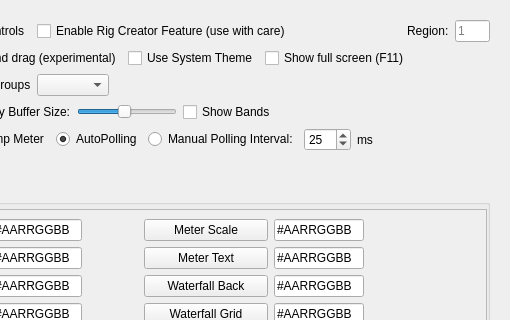
adecarolis/wfweb, file settingswidget.ui: the form before one commit; both pictures show x 590 to 1100 and y 0 to 320 of the 1100 by 606 pixel window.
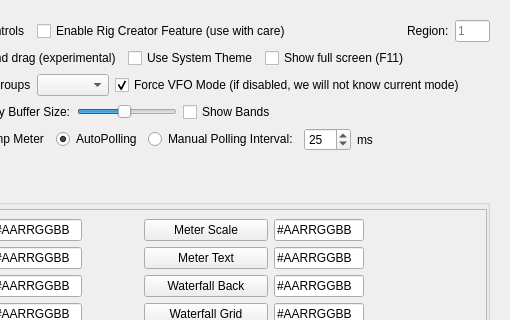
The form after the commit. The open tabs and pages were chosen to show the change. Custom widgets are drawn as their Qt base class.

Diff of the .ui file:
```diff
--- a/settingswidget.ui
+++ b/settingswidget.ui
@@ -1007,6 +1007,16 @@
            <item>
             <widget class="QComboBox" name="groupSeparatorsCombo"/>
            </item>
+           <item>
+            <widget class="QCheckBox" name="forceVfoModeChk">
+             <property name="text">
+              <string>Force VFO Mode (if disabled, we will not know current mode)</string>
+             </property>
+             <property name="checked">
+              <bool>true</bool>
+             </property>
+            </widget>
+           </item>
            <item>
             <spacer name="horizontalSpacer_9">
              <property name="orientation">
```
Left out of the diff: 12 changed lines with no effect on the pictures.
